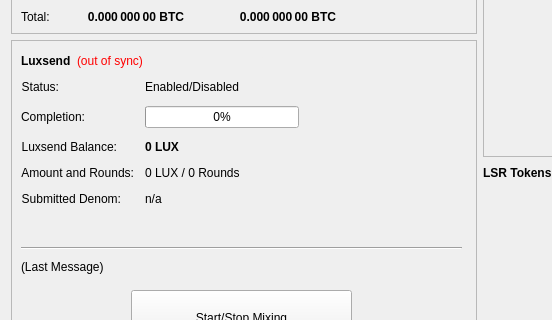
Qt form src/qt/forms/overviewpage.ui (KingricharVD/astra) before a commit; both pictures show x 0 to 552 and y 162 to 482 of the 960 by 630 pixel window.
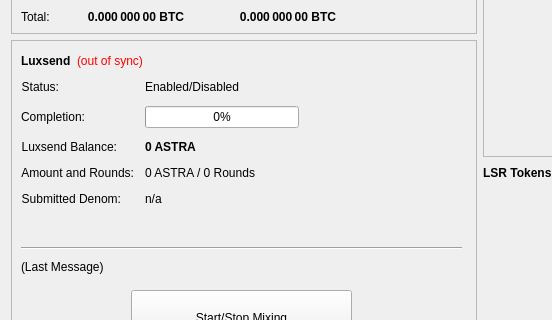
The same form after that commit. Custom widgets are drawn as their Qt base class.

Patch:
```diff
--- a/src/qt/forms/overviewpage.ui
+++ b/src/qt/forms/overviewpage.ui
@@ -480,7 +480,7 @@
               </font>
              </property>
              <property name="text">
-              <string notr="true">0 LUX</string>
+              <string notr="true">0 ASTRA</string>
              </property>
             </widget>
            </item>
@@ -497,7 +497,7 @@
            <item row="3" column="1">
             <widget class="QLabel" name="labelAmountRounds">
              <property name="text">
-              <string>0 LUX / 0 Rounds</string>
+              <string>0 ASTRA / 0 Rounds</string>
              </property>
             </widget>
            </item>
```
Left out of the diff: 6 changed lines with no effect on the pictures.
